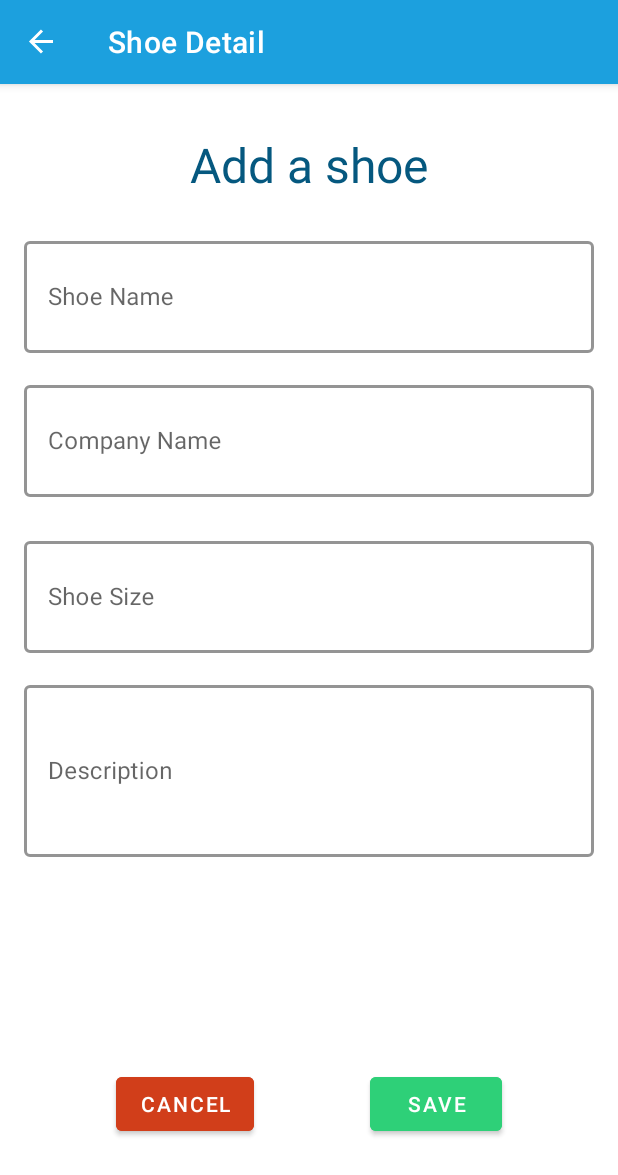
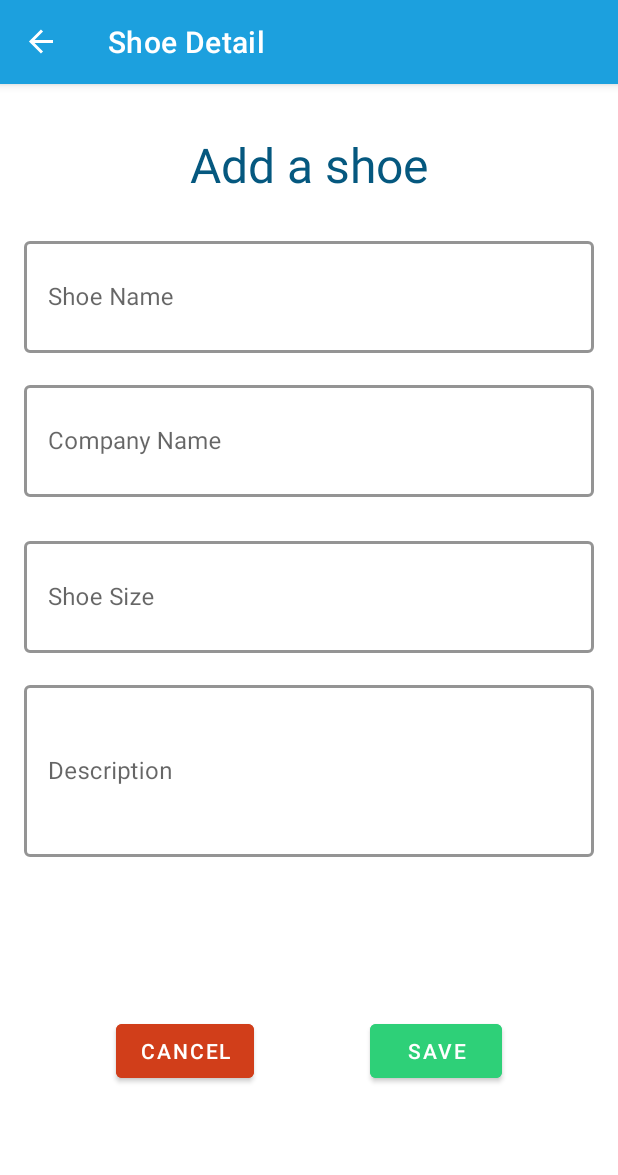
Before and after one commit to ujszaszik/shoe-store-app, an Android app: the ShoeDetailFragment screen opened through its navigation route, on a phone screen of 412 x 824 dp. Shown: the top 1175 px of the screen. Run offline under Robolectric (Android 15) with nearby library versions, the phone set to English and light mode, and no system bars; our stand-ins replace data binding, navigation-ui; Roboto replaces fonts that are not available here; 1 statement that could not run was skipped.

Commit message:
Code review #2: Buttons overlapping

```diff
--- a/app/src/main/res/layout/fragment_shoe_detail.xml
+++ b/app/src/main/res/layout/fragment_shoe_detail.xml
@@ -129,7 +129,6 @@
             android:text="@string/cancel_shoe_creation"
             app:layout_constraintBaseline_toBaselineOf="@+id/saveButton"
             app:layout_constraintEnd_toStartOf="@+id/saveButton"
-            app:layout_constraintHorizontal_bias="@dimen/half"
             app:layout_constraintStart_toStartOf="parent" />
 
         <Button
@@ -143,7 +142,9 @@
             app:layout_constraintBottom_toBottomOf="parent"
             app:layout_constraintEnd_toEndOf="parent"
             app:layout_constraintHorizontal_bias="@dimen/whole"
-            app:layout_constraintStart_toEndOf="@+id/cancelButton" />
+            app:layout_constraintStart_toEndOf="@+id/cancelButton"
+            app:layout_constraintTop_toBottomOf="@+id/descriptionLayout"
+            app:layout_constraintVertical_bias="@dimen/threeQuarters" />
 
     </androidx.constraintlayout.widget.ConstraintLayout>
 </layout>
--- a/app/src/main/res/values/dimens.xml
+++ b/app/src/main/res/values/dimens.xml
@@ -34,5 +34,6 @@
     <dimen name="defaultCardElevation">1dp</dimen>
 
     <item name="half" format="float" type="dimen">0.5</item>
+    <item name="threeQuarters" format="float" type="dimen">0.75</item>
     <item name="whole" format="float" type="dimen">1.0</item>
 </resources>
```
